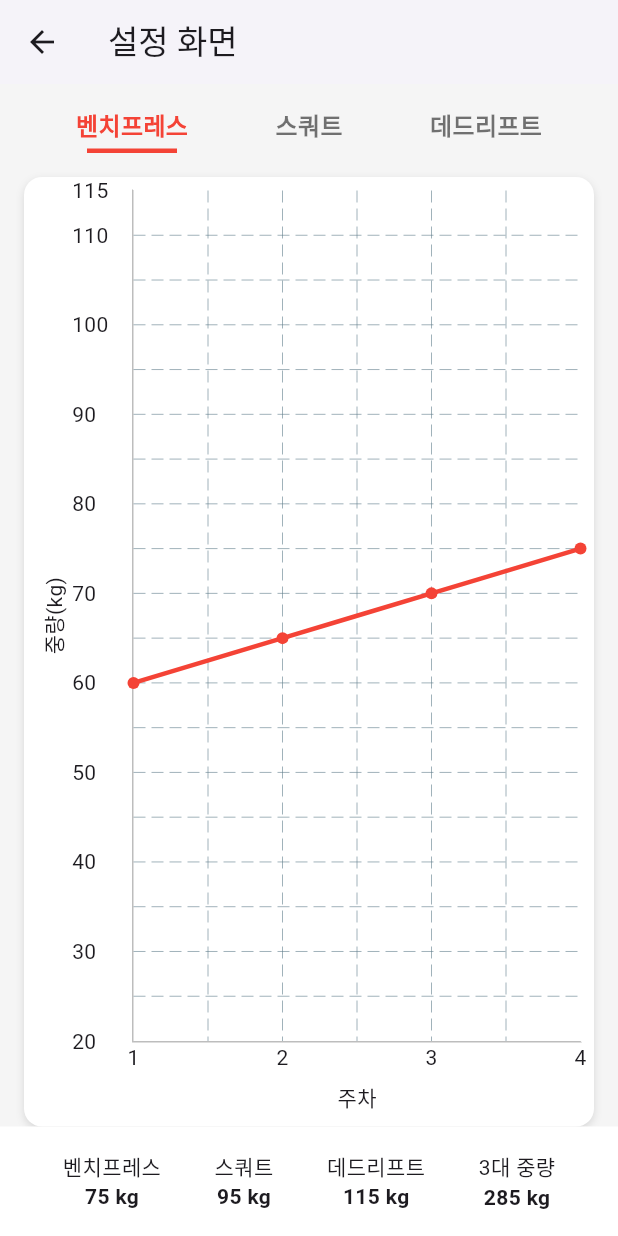
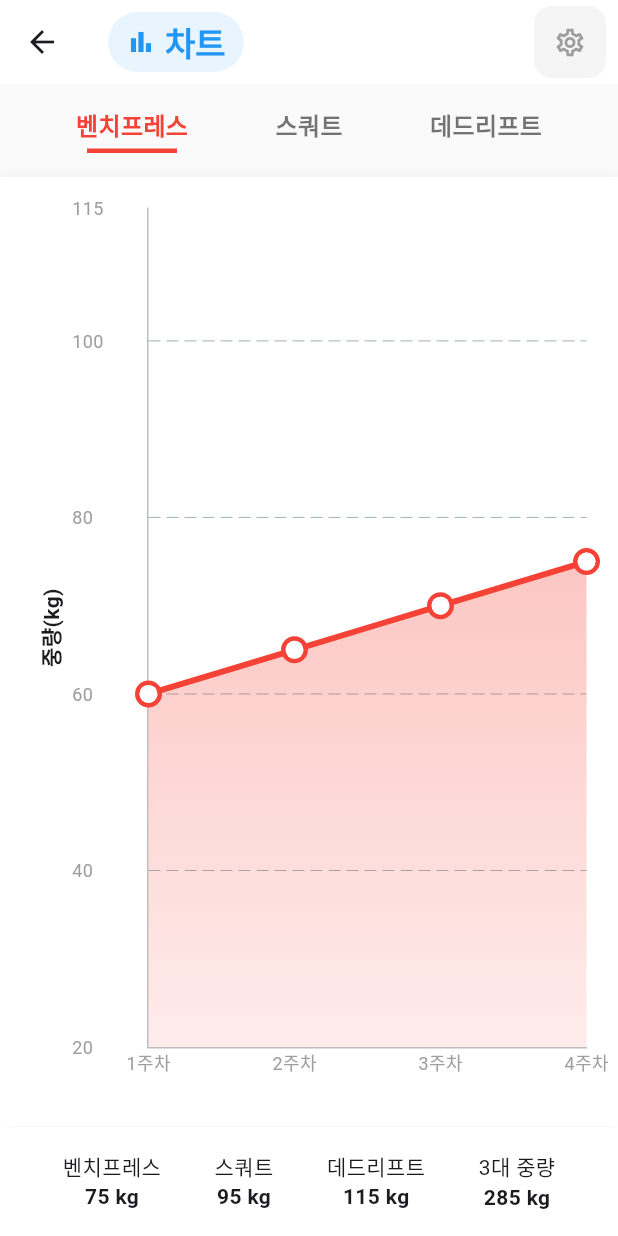
Before and after one commit to Hgwang12/front_health_routine, a Flutter app: the Profile screen opened directly, on a phone screen of 412 x 824 dp. Run offline on Flutter 3.47's test engine with Material 3 defaults, Android fonts, the phone set to English and light mode, and no system bars; drawn by our look-alikes of fl_chart; our stand-ins replace table_calendar.

Commit message:
ref: 상단바 ui 개선

```diff
--- a/lib/screens/profile.dart
+++ b/lib/screens/profile.dart
@@ -1,5 +1,6 @@
 import 'package:flutter/material.dart';
 import 'package:fl_chart/fl_chart.dart';
+import '../widgets/stat_chart.dart';
 
 class Profile extends StatefulWidget {
   const Profile({Key? key}) : super(key: key);
@@ -11,27 +12,71 @@ class Profile extends StatefulWidget {
 class _ProfileState extends State<Profile> {
   int _selectedIndex = 0;
 
-  final List<String> _labels = ['벤치프레스', '스쿼트', '데드리프트'];
+  static const List<String> _labels = ['벤치프레스', '스쿼트', '데드리프트'];
 
-  final List<List<FlSpot>> _mockData = [
+  static const List<List<FlSpot>> _mockData = [
     [FlSpot(1, 60), FlSpot(2, 65), FlSpot(3, 70), FlSpot(4, 75)],
     [FlSpot(1, 80), FlSpot(2, 85), FlSpot(3, 90), FlSpot(4, 95)],
     [FlSpot(1, 100), FlSpot(2, 105), FlSpot(3, 110), FlSpot(4, 115)],
   ];
 
-  int get _maxBench => _mockData[0].map((e) => e.y.toInt()).reduce((a, b) => a > b ? a : b);
-  int get _maxSquat => _mockData[1].map((e) => e.y.toInt()).reduce((a, b) => a > b ? a : b);
-  int get _maxDeadlift => _mockData[2].map((e) => e.y.toInt()).reduce((a, b) => a > b ? a : b);
-  int get _total => _maxBench + _maxSquat + _maxDeadlift;
+  late final int _maxBench;
+  late final int _maxSquat;
+  late final int _maxDeadlift;
+  late final int _total;
+
+  @override
+  void initState() {
+    super.initState();
+    _maxBench = _mockData[0].map((e) => e.y.toInt()).reduce((a, b) => a > b ? a : b);
+    _maxSquat = _mockData[1].map((e) => e.y.toInt()).reduce((a, b) => a > b ? a : b);
+    _maxDeadlift = _mockData[2].map((e) => e.y.toInt()).reduce((a, b) => a > b ? a : b);
+    _total = _maxBench + _maxSquat + _maxDeadlift;
+  }
 
   @override
   Widget build(BuildContext context) {
     return Scaffold(
-      backgroundColor: Colors.grey[100],
+      backgroundColor: Colors.grey[50],
       appBar: AppBar(
-        title: const Text('설정 화면'), // 상단바 텍스트 추가
-        backgroundColor: Colors.white,  // 원하는 색상 적용 가능
-        elevation: 2,
+        title: Row(
+          children: [
+            Container(
+              padding: const EdgeInsets.symmetric(horizontal: 12, vertical: 6),
+              decoration: BoxDecoration(
+                color: Colors.blue.withOpacity(0.1),
+                borderRadius: BorderRadius.circular(20),
+              ),
+              child: Row(
+                mainAxisSize: MainAxisSize.min,
+                children: const [
+                  Icon(Icons.bar_chart, color: Colors.blue, size: 20),
+                  SizedBox(width: 6),
+                  Text('차트', style: TextStyle(color: Colors.blue, fontWeight: FontWeight.w600)),
+                ],
+              ),
+            ),
+          ],
+        ),
+        backgroundColor: Colors.white,
+        elevation: 0,
+        shadowColor: Colors.transparent,
+        actions: [
+          Container(
+            margin: const EdgeInsets.only(right: 8),
+            decoration: BoxDecoration(
+              color: Colors.grey.withOpacity(0.1),
+              borderRadius: BorderRadius.circular(12),
+            ),
+            child: IconButton(
+              icon: const Icon(Icons.settings_outlined, color: Colors.grey),
+              iconSize: 22,
+              onPressed: () {
+                // 설정 페이지로 이동 또는 설정 메뉴 표시
+              },
+            ),
+          ),
+        ],
       ),
       body: Column(
         children: [
@@ -69,79 +114,12 @@ class _ProfileState extends State<Profile> {
             }),
           ),
           const SizedBox(height: 16),
-          // 차트 영역 (상단바 아래로)
+          // 차트 영역
           Expanded(
-            child: Padding(
-              padding: const EdgeInsets.symmetric(horizontal: 16),
-              child: Container(
-                padding: const EdgeInsets.all(8),
-                decoration: BoxDecoration(
-                  color: Colors.white,
-                  borderRadius: BorderRadius.circular(12),
-                  boxShadow: const [
-                    BoxShadow(
-                      color: Colors.black12,
-                      blurRadius: 4,
-                      offset: Offset(0, 2),
-                    ),
-                  ],
-                ),
-                child: LineChart(
-                  LineChartData(
-                    minY: 20,
-                    maxY: _mockData[_selectedIndex]
-                        .map((e) => e.y)
-                        .reduce((a, b) => a > b ? a : b) + 40,
-                    gridData: FlGridData(show: true),
-                    borderData: FlBorderData(
-                      show: true,
-                      border: const Border(
-                        left: BorderSide(color: Colors.black26),
-                        bottom: BorderSide(color: Colors.black26),
-                        top: BorderSide(color: Colors.transparent),
-                        right: BorderSide(color: Colors.transparent),
-                      ),
-                    ),
-                    titlesData: FlTitlesData(
-                      leftTitles: AxisTitles(
-                        axisNameWidget: const Text('중량(kg)'),
-                        axisNameSize: 24,
-                        sideTitles: SideTitles(
-                          showTitles: true,
-                          reservedSize: 40,
-                          interval: 10,
-                          getTitlesWidget: (value, meta) => Text(value.toInt().toString()),
-                        ),
-                      ),
-                      bottomTitles: AxisTitles(
-                        axisNameWidget: const Text('주차'),
-                        axisNameSize: 24,
-                        sideTitles: SideTitles(
-                          showTitles: true,
-                          reservedSize: 24,
-                          interval: 1,
-                          getTitlesWidget: (value, meta) => Text(value.toInt().toString()),
-                        ),
-                      ),
-                      topTitles: AxisTitles(sideTitles: SideTitles(showTitles: false)), // 삭제
-                      rightTitles: AxisTitles(sideTitles: SideTitles(showTitles: false)), // 삭제
-                    ),
-                    lineBarsData: [
-                      LineChartBarData(
-                        spots: _mockData[_selectedIndex],
-                        isCurved: true,
-                        color: _selectedIndex == 0
-                            ? Colors.red
-                            : _selectedIndex == 1
-                            ? Colors.green
-                            : Colors.orange,
-                        barWidth: 3,
-                        dotData: FlDotData(show: true),
-                      ),
-                    ],
-                  ),
-                ),
-              ),
+            child: StatChart(
+              selectedIndex: _selectedIndex,
+              labels: _labels,
+              data: _mockData,
             ),
           ),
           // 하단 최고기록 고정
```
Also changed, not shown: lib/screens/home.dart (+33 -4 lines), lib/screens/routine.dart (+40 -1 lines).
